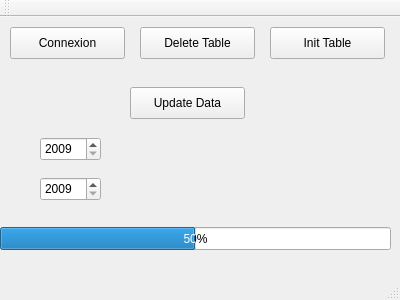
First picture: the form in mainwindow.ui, repository maxoup59/DB-Updater, before the edit.
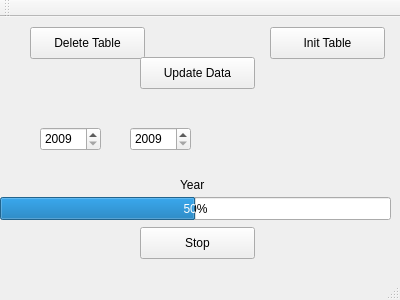
Second picture: the form after the edit.

Diff of the .ui file:
```diff
--- a/mainwindow.ui
+++ b/mainwindow.ui
@@ -17,20 +17,20 @@
    <widget class="QPushButton" name="button_connect">
     <property name="geometry">
      <rect>
-      <x>10</x>
-      <y>10</y>
+      <x>140</x>
+      <y>210</y>
       <width>115</width>
       <height>32</height>
      </rect>
     </property>
     <property name="text">
-     <string>Connexion</string>
+     <string>Stop</string>
     </property>
    </widget>
    <widget class="QPushButton" name="button_deleteTable">
     <property name="geometry">
      <rect>
-      <x>140</x>
+      <x>30</x>
       <y>10</y>
       <width>115</width>
       <height>32</height>
@@ -56,8 +56,8 @@
    <widget class="QPushButton" name="button_updateData">
     <property name="geometry">
      <rect>
-      <x>130</x>
-      <y>70</y>
+      <x>140</x>
+      <y>40</y>
       <width>115</width>
       <height>32</height>
      </rect>
@@ -70,7 +70,7 @@
     <property name="geometry">
      <rect>
       <x>0</x>
-      <y>210</y>
+      <y>180</y>
       <width>391</width>
       <height>23</height>
      </rect>
@@ -83,7 +83,7 @@
     <property name="geometry">
      <rect>
       <x>40</x>
-      <y>120</y>
+      <y>110</y>
       <width>61</width>
       <height>24</height>
      </rect>
@@ -98,17 +98,30 @@
    <widget class="QSpinBox" name="spinBox_2">
     <property name="geometry">
      <rect>
-      <x>40</x>
+      <x>130</x>
+      <y>110</y>
+      <width>61</width>
+      <height>24</height>
+     </rect>
+    </property>
+    <property name="minimum">
+     <number>2009</number>
+    </property>
+    <property name="maximum">
+     <number>2015</number>
+    </property>
+   </widget>
+   <widget class="QLabel" name="label_year">
+    <property name="geometry">
+     <rect>
+      <x>180</x>
       <y>160</y>
-      <width>61</width>
-      <height>24</height>
+      <width>27</width>
+      <height>16</height>
      </rect>
     </property>
-    <property name="minimum">
-     <number>2009</number>
-    </property>
-    <property name="maximum">
-     <number>2015</number>
+    <property name="text">
+     <string>Year</string>
     </property>
    </widget>
   </widget>
```
Left out of the diff: 2 changed lines with no effect on the pictures.
